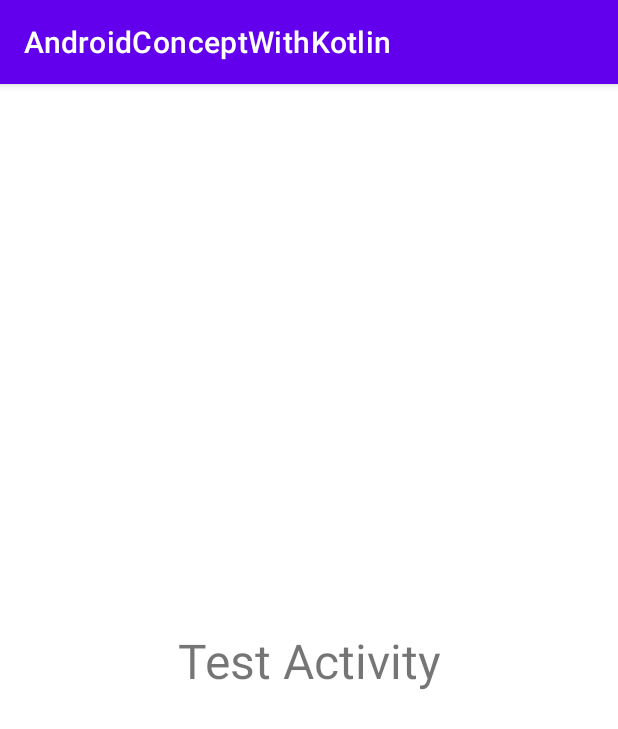
After one commit to NiteshD1/AndroidConceptWithKotlin, an Android app: the TestActivity screen opened directly, with no data from a screen before it, on a phone screen of 412 x 824 dp. The commit adds this screen. Shown: the top 729 px of the screen. Run offline under Robolectric (Android 15) with nearby library versions, the light colour scheme and no system bars.

Commit message:
Changes Done

```diff
--- /dev/null
+++ b/app/src/main/java/com/android/concept/TestActivity.kt
@@ -0,0 +1,11 @@
+package com.android.concept
+
+import androidx.appcompat.app.AppCompatActivity
+import android.os.Bundle
+
+class TestActivity : AppCompatActivity() {
+    override fun onCreate(savedInstanceState: Bundle?) {
+        super.onCreate(savedInstanceState)
+        setContentView(R.layout.activity_test)
+    }
+}
--- /dev/null
+++ b/app/src/main/res/layout/activity_test.xml
@@ -0,0 +1,20 @@
+<?xml version="1.0" encoding="utf-8"?>
+<androidx.constraintlayout.widget.ConstraintLayout
+    xmlns:android="http://schemas.android.com/apk/res/android"
+    xmlns:tools="http://schemas.android.com/tools"
+    xmlns:app="http://schemas.android.com/apk/res-auto"
+    android:layout_width="match_parent"
+    android:layout_height="match_parent"
+    tools:context=".TestActivity">
+
+  <TextView
+      android:id="@+id/textView2"
+      android:layout_width="wrap_content"
+      android:layout_height="wrap_content"
+      android:text="Test Activity"
+      android:textSize="32sp"
+      app:layout_constraintBottom_toBottomOf="parent"
+      app:layout_constraintEnd_toEndOf="parent"
+      app:layout_constraintStart_toStartOf="parent"
+      app:layout_constraintTop_toTopOf="parent" />
+</androidx.constraintlayout.widget.ConstraintLayout>
```
Also changed, not shown: app/src/main/AndroidManifest.xml (+5 -4 lines), app/src/main/java/com/android/concept/MainActivity.kt (+69 -17 lines), app/src/main/res/layout/activity_main.xml (+7 -0 lines).
